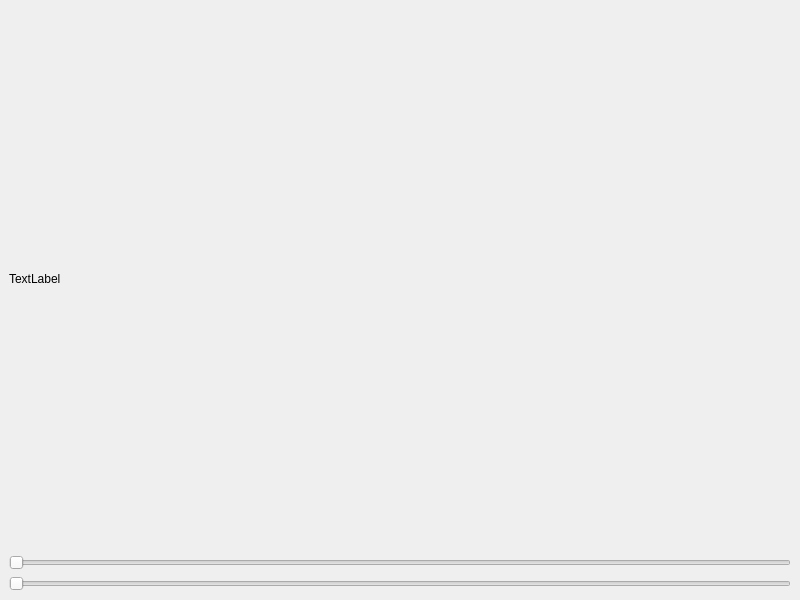
Above: new.ui from KhanhNgoDuy/Refocus before the change. Below: the same form after it.
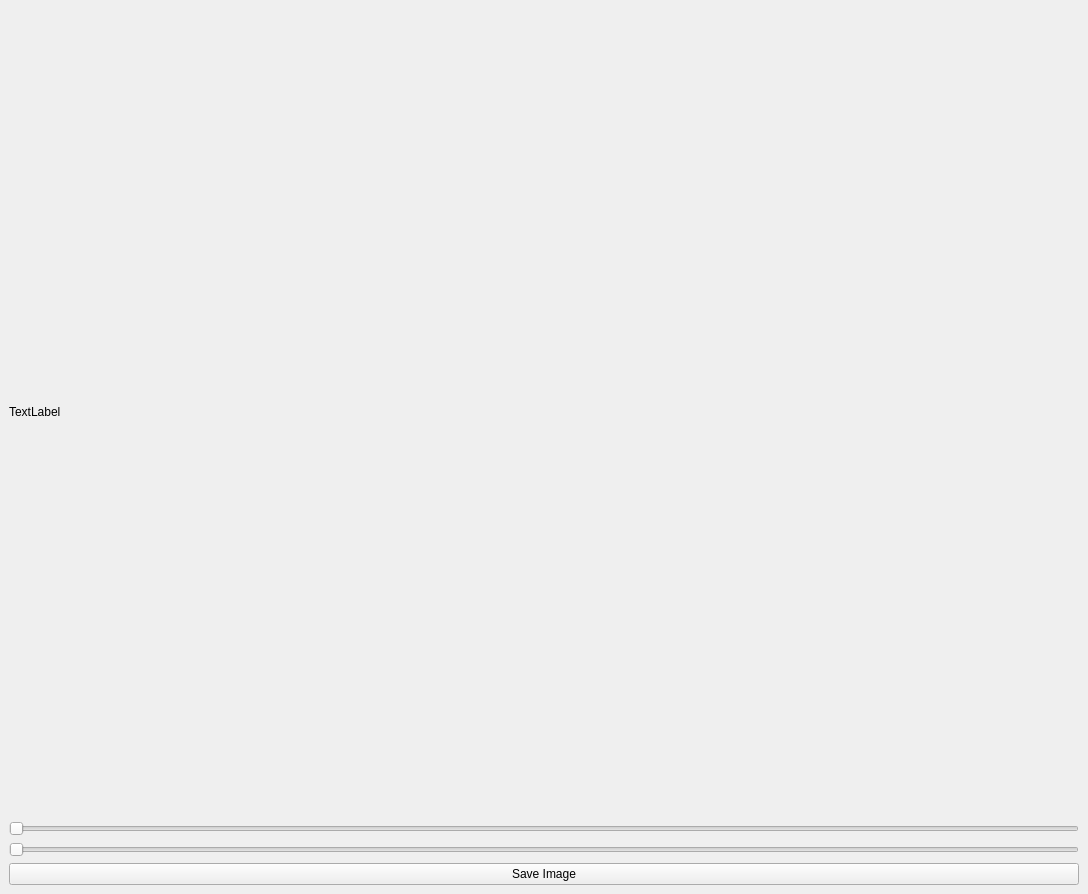
That is the form after the change. Custom widgets are drawn as their Qt base class.

Commit message: add button & slider

```diff
--- a/new.ui
+++ b/new.ui
@@ -6,8 +6,8 @@
    <rect>
     <x>0</x>
     <y>0</y>
-    <width>800</width>
-    <height>600</height>
+    <width>1088</width>
+    <height>894</height>
    </rect>
   </property>
   <property name="windowTitle">
@@ -43,6 +43,13 @@
           </property>
          </widget>
         </item>
+        <item>
+         <widget class="QPushButton" name="button_save">
+          <property name="text">
+           <string>Save Image</string>
+          </property>
+         </widget>
+        </item>
        </layout>
       </item>
      </layout>
```
Left out of the diff: 4 changed lines with no effect on the pictures. The commit also changes 6 other files.
